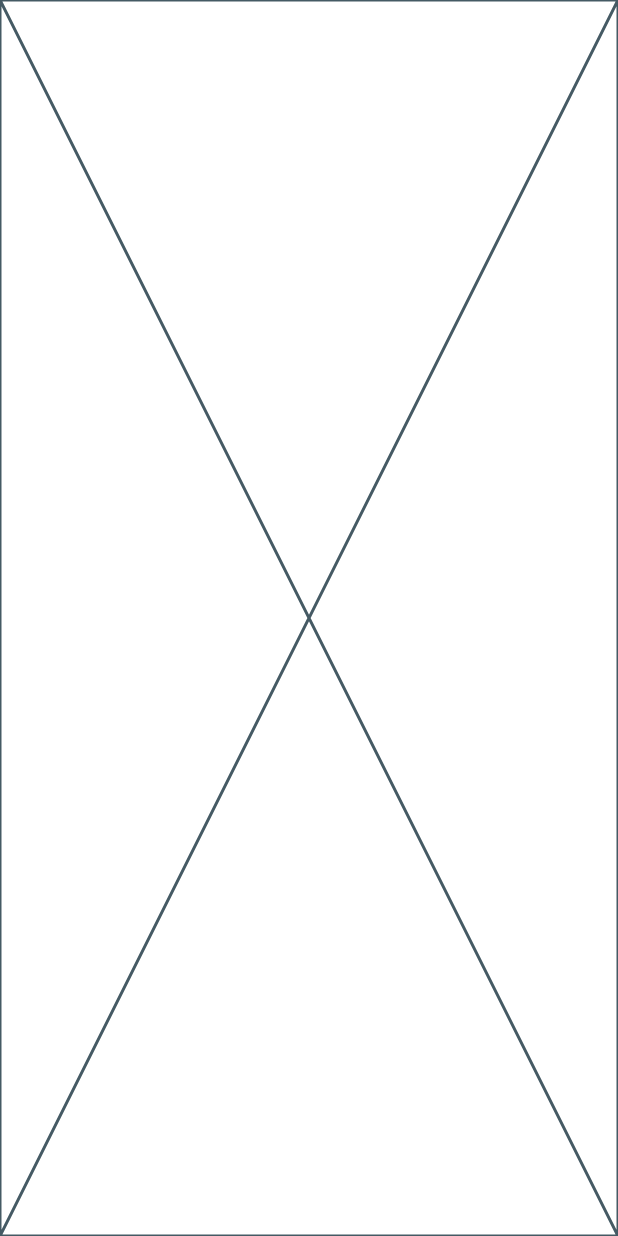
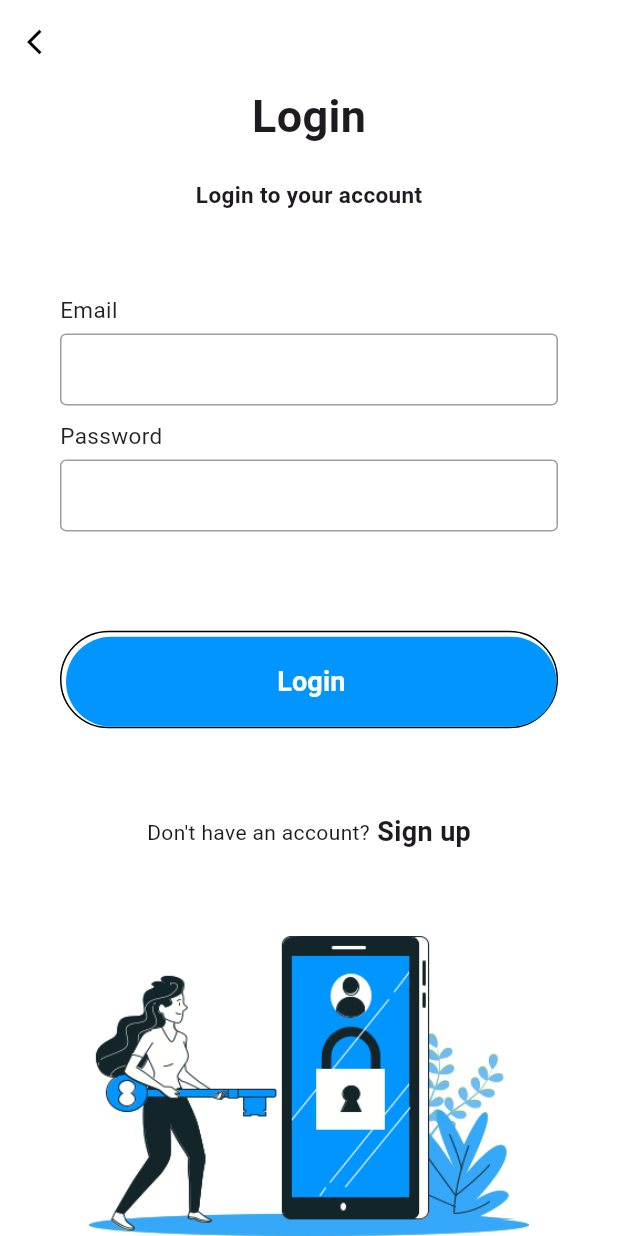
Before and after one commit to abdoulahi21/flutter-gestion_offre, a Flutter app: the screen it shows after launch, after a tap on "Login", on a phone screen of 412 x 824 dp. Run offline on Flutter 3.47's test engine with Material 3 defaults, Android fonts, the phone set to English and light mode, and no system bars.

Commit message:
page login

```diff
--- a/lib/pages/login.dart
+++ b/lib/pages/login.dart
@@ -1,10 +1,164 @@
 import 'package:flutter/material.dart';
+import 'package:flutter/services.dart';
 
 class Login extends StatelessWidget {
   const Login({super.key});
 
   @override
   Widget build(BuildContext context) {
-    return const Placeholder();
+    return  Scaffold(
+      resizeToAvoidBottomInset: false,
+      backgroundColor: Colors.white,
+      appBar: AppBar(
+        elevation: 0,
+        backgroundColor: Colors.white,
+        systemOverlayStyle: SystemUiOverlayStyle.dark,
+        leading: IconButton(
+          onPressed: (){
+            Navigator.pop(context);
+          },
+          icon: Icon(Icons.arrow_back_ios,
+          size: 20,
+          color: Colors.black,
+          ),
+        ),
+      ) ,
+      body: Container(
+        height: MediaQuery.of(context).size.height,
+        width: double.infinity,
+        child: Column(
+          mainAxisAlignment: MainAxisAlignment.spaceBetween,
+          children: [
+            Expanded(child: Column(
+              mainAxisAlignment: MainAxisAlignment.spaceBetween,
+              children: [
+                Column(
+                  children: [
+                    Text('Login',
+                    style: TextStyle(
+                      fontSize: 30,
+                      fontWeight: FontWeight.bold,
+                    ),),
+                    SizedBox(height: 20),
+                    Text('Login to your account',
+                      style: TextStyle(
+                        fontSize: 15,
+                        fontWeight: FontWeight.bold
+                      ),)
+                  ],
+                ),
+                Padding(
+                  padding: EdgeInsets.symmetric(horizontal: 40),
+                  child: Column(
+                    children: <Widget>[
+                      inputFile(label: "Email"),
+                      inputFile(label: "Password", obscureText: true)
+                    ],
+                  ),
+                ),
+                Padding(padding:
+                EdgeInsets.symmetric(horizontal: 40),
+                  child: Container(
+                    padding: EdgeInsets.only(top: 3, left: 3),
+                    decoration:
+                    BoxDecoration(
+                        borderRadius: BorderRadius.circular(50),
+                        border: Border(
+                          bottom: BorderSide(color: Colors.black),
+                          top: BorderSide(color: Colors.black),
+                          left: BorderSide(color: Colors.black),
+                          right: BorderSide(color: Colors.black),
+
+                        )
+                    ),
+                    child: MaterialButton(
+                      minWidth: double.infinity,
+                      height: 60,
+                      onPressed: () {},
+                      color: Color(0xff0095FF),
+                      elevation: 0,
+                      shape: RoundedRectangleBorder(
+                        borderRadius: BorderRadius.circular(50),
+
+                      ),
+                      child: Text(
+                        "Login", style: TextStyle(
+                        fontWeight: FontWeight.w600,
+                        fontSize: 18,
+                        color: Colors.white,
+
+                      ),
+                      ),
+
+                    ),
+                  ),
+                ),
+                Row(
+                  mainAxisAlignment: MainAxisAlignment.center,
+                  children: <Widget >[
+                    Text("Don't have an account?"),
+                    Text(" Sign up", style: TextStyle(
+                      fontWeight: FontWeight.w600,
+                      fontSize: 18,
+
+                    ),)
+                  ],
+                ),
+                Container(
+                  padding: EdgeInsets.only(top: 100),
+                  height: 200,
+                  decoration: BoxDecoration(
+                    image: DecorationImage(
+                        image: AssetImage("assets/images/background.png"),
+                        fit: BoxFit.fitHeight
+                    ),
+
+                  ),
+                )
+              ],
+            )
+            )
+          ],
+        ),
+      ),
+    );
   }
 }
+// we will be creating a widget for text field
+Widget inputFile({label, obscureText = false})
+{
+  return Column(
+    crossAxisAlignment: CrossAxisAlignment.start,
+    children: <Widget>[
+      Text(
+        label,
+        style: TextStyle(
+            fontSize: 15,
+            fontWeight: FontWeight.w400,
+            color:Colors.black87
+        ),
+
+      ),
+      SizedBox(
+        height: 5,
+      ),
+      TextField(
+        obscureText: obscureText,
+        decoration: InputDecoration(
+            contentPadding: EdgeInsets.symmetric(vertical: 0,
+                horizontal: 10),
+            enabledBorder: OutlineInputBorder(
+              borderSide: BorderSide(
+                color: Colors.grey,
+              )
+
+            ),
+            border: OutlineInputBorder(
+                borderSide: BorderSide(color: Colors.grey)
+            )
+        ),
+      ),
+      SizedBox(height: 10,)
+    ],
+  );
+}
--- a/pubspec.yaml
+++ b/pubspec.yaml
@@ -62,6 +62,7 @@ flutter:
   # assets:
   assets:
     - assets/images/welcome.png
+    - assets/images/background.png
   #   - images/a_dot_burr.jpeg
   #   - images/a_dot_ham.jpeg
 
```
